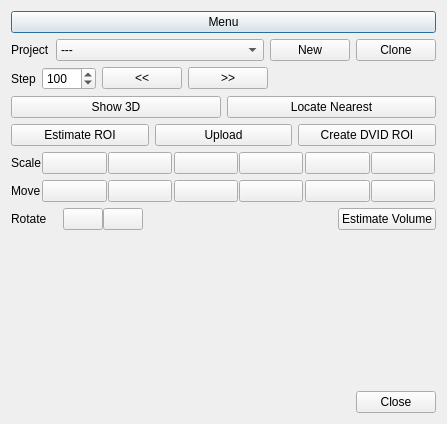
Before: the Qt Designer form neurolabi/gui/dialogs/zflyemroitooldialog.ui in janelia-flyem/NeuTu, drawn with Qt 5.
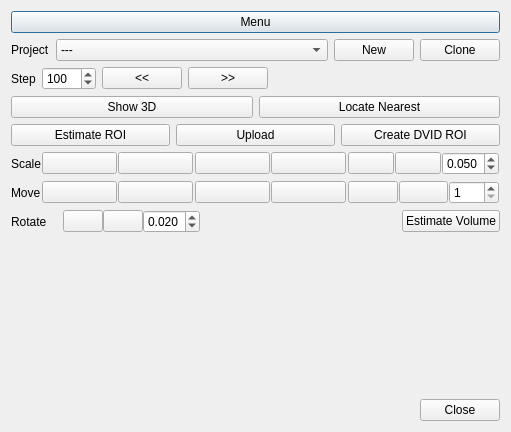
After: the same form once the commit is applied. Icons and pictures are not drawn. Custom widgets are drawn as their Qt base class.

Patch:
```diff
--- a/neurolabi/gui/dialogs/zflyemroitooldialog.ui
+++ b/neurolabi/gui/dialogs/zflyemroitooldialog.ui
@@ -6,8 +6,8 @@
    <rect>
     <x>0</x>
     <y>0</y>
-    <width>447</width>
-    <height>424</height>
+    <width>511</width>
+    <height>432</height>
    </rect>
   </property>
   <property name="windowTitle">
@@ -314,6 +314,28 @@
            </property>
           </widget>
          </item>
+         <item>
+          <widget class="QDoubleSpinBox" name="scaleStepDoubleSpinBox">
+           <property name="toolTip">
+            <string>Scale Step</string>
+           </property>
+           <property name="decimals">
+            <number>3</number>
+           </property>
+           <property name="minimum">
+            <double>0.001000000000000</double>
+           </property>
+           <property name="maximum">
+            <double>1.000000000000000</double>
+           </property>
+           <property name="singleStep">
+            <double>0.010000000000000</double>
+           </property>
+           <property name="value">
+            <double>0.050000000000000</double>
+           </property>
+          </widget>
+         </item>
         </layout>
        </item>
       </layout>
@@ -439,6 +461,19 @@
            </property>
           </widget>
          </item>
+         <item>
+          <widget class="QSpinBox" name="moveStepSpinBox">
+           <property name="toolTip">
+            <string>Move Step</string>
+           </property>
+           <property name="statusTip">
+            <string/>
+           </property>
+           <property name="minimum">
+            <number>1</number>
+           </property>
+          </widget>
+         </item>
         </layout>
        </item>
       </layout>
@@ -499,6 +534,28 @@
              </property>
             </widget>
            </item>
+           <item>
+            <widget class="QDoubleSpinBox" name="rotateStepDoubleSpinBox">
+             <property name="toolTip">
+              <string>Rotate Step</string>
+             </property>
+             <property name="decimals">
+              <number>3</number>
+             </property>
+             <property name="minimum">
+              <double>0.002000000000000</double>
+             </property>
+             <property name="maximum">
+              <double>1.000000000000000</double>
+             </property>
+             <property name="singleStep">
+              <double>0.002000000000000</double>
+             </property>
+             <property name="value">
+              <double>0.020000000000000</double>
+             </property>
+            </widget>
+           </item>
           </layout>
          </item>
         </layout>
```
